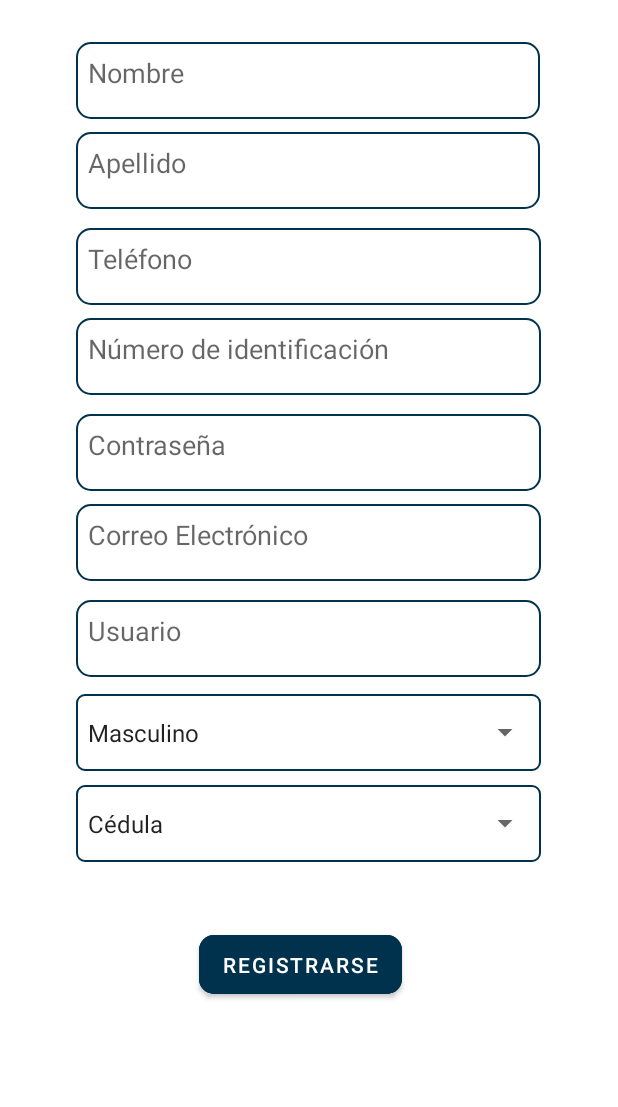
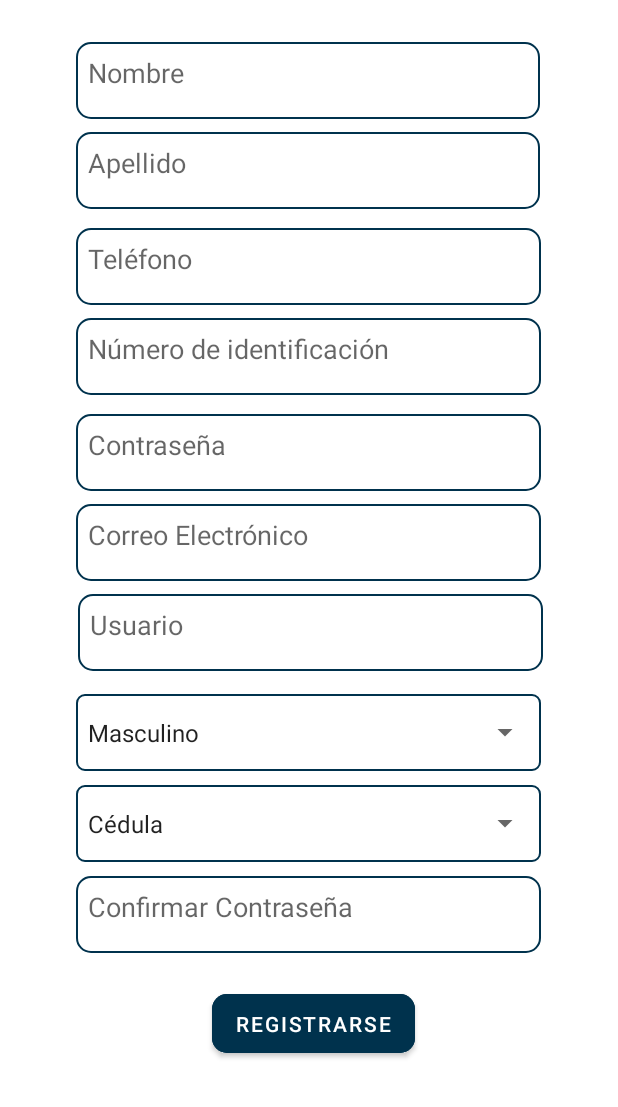
Before and after one commit to EricJess2001/Cultupaz_Movil, an Android app: the registro screen opened directly, with no data from a screen before it, on a phone screen of 412 x 824 dp, the part 129-1236 px from its top. Run offline under Robolectric (Android 15) with nearby library versions, the light colour scheme and no system bars.

Commit message:
registro con api res

```diff
--- a/app/src/main/java/com/example/cultupazmovil/ui/inicio_sesion.java
+++ b/app/src/main/java/com/example/cultupazmovil/ui/inicio_sesion.java
@@ -51,7 +51,7 @@ public class inicio_sesion extends AppCompatActivity {
         registrof.setOnClickListener(new View.OnClickListener() {
             @Override
             public void onClick(View v) {
-                Intent iregistro=new Intent(inicio_sesion.this,registradosfire.class);
+                Intent iregistro=new Intent(inicio_sesion.this,registro.class);
                 startActivity(iregistro);
             }
         });
--- a/app/src/main/java/com/example/cultupazmovil/ui/registro.java
+++ b/app/src/main/java/com/example/cultupazmovil/ui/registro.java
@@ -1,6 +1,8 @@
 package com.example.cultupazmovil.ui;
 
 import androidx.appcompat.app.AppCompatActivity;
+
+import android.annotation.SuppressLint;
 import android.content.Intent;
 import android.os.Bundle;
 import android.view.View;
@@ -10,26 +12,32 @@ import android.widget.EditText;
 import android.widget.ImageView;
 import android.widget.Spinner;
 import android.widget.Toast;
+
 import com.example.cultupazmovil.R;
+
 import java.io.IOException;
+
+import okhttp3.Call;
 import okhttp3.Callback;
 import okhttp3.MediaType;
 import okhttp3.OkHttpClient;
 import okhttp3.Request;
 import okhttp3.RequestBody;
-import okhttp3.Call;
 import okhttp3.Response;
 
 public class registro extends AppCompatActivity {
 
     ImageView regreso;
 
-    EditText reconfirmarcon, renombre, reapellido,
-            reNumeroiden, reemail, retelefono, reusuario;
+    EditText contraseña, renombre, reapellido,
+            reNumeroiden, reemail, retelefono, reusuario, confcontraseña;
     Spinner spinner_documento, spinner_genero;
+
+    String idTipo, estadoUsuario;
 
     Button registrarse;
 
+    @SuppressLint("MissingInflatedId")
     @Override
     protected void onCreate(Bundle savedInstanceState) {
         super.onCreate(savedInstanceState);
@@ -37,7 +45,10 @@ public class registro extends AppCompatActivity {
 
         regreso = findViewById(R.id.regreso);
 
-        reconfirmarcon = findViewById(R.id.contraseña);
+        idTipo = "1";
+        estadoUsuario = "1";
+        contraseña = findViewById(R.id.contraseña);
+        confcontraseña = findViewById(R.id.confirmarcontraseña);
         renombre = findViewById(R.id.nombre);
         reapellido = findViewById(R.id.apellido);
         reNumeroiden = findViewById(R.id.Numeroiden);
@@ -57,12 +68,11 @@ public class registro extends AppCompatActivity {
         generoAdapter.setDropDownViewResource(android.R.layout.simple_spinner_dropdown_item);
         spinner_genero.setAdapter(generoAdapter);
         registrarse.setOnClickListener(new View.OnClickListener() {
-
-
             @Override
             public void onClick(View view) {
                 // Obtener los datos ingresados por el usuario
-                String confirPassw = reconfirmarcon.getText().toString();
+                String confirPassw = confcontraseña.getText().toString();
+                String passw = contraseña.getText().toString();
                 String nombres = renombre.getText().toString();
                 String apellidos = reapellido.getText().toString();
                 String tipoDocumento = spinner_documento.getSelectedItem().toString();
@@ -73,39 +83,40 @@ public class registro extends AppCompatActivity {
                 String usuario = reusuario.getText().toString();
 
                 // Boton de regreso al login
-
-                Intent regreso=new Intent(registro.this,inicio_sesion.class);
-                startActivity(regreso);
+                // ...
 
                 // Verificar si el correo ingresado es válido
                 if (!isValidEmail(correo)) {
                     Toast.makeText(registro.this, "Correo inválido", Toast.LENGTH_SHORT).show();
                     return;
                 }
-// Verificar la longitud mínima de la contraseña y su formato
-                if (confirPassw.length() < 8 || !isValidPassword(confirPassw)) {
-                    Toast.makeText(registro.this, "La contraseña debe tener al menos 8 caracteres y contener una combinación de letras, números y caracteres especiales", Toast.LENGTH_SHORT).show();
-                    return;
-                }
+
                 // Crear el objeto JSON con los datos del usuario
                 String jsonBody = "{\"confirPassw\":\"" + confirPassw + "\","
+                        + "\"passw\":\"" + passw + "\","
                         + "\"nombres\":\"" + nombres + "\","
                         + "\"apellidos\":\"" + apellidos + "\","
                         + "\"tipoDocumento\":\"" + tipoDocumento + "\","
                         + "\"numeroDocumento\":\"" + numeroDocumento + "\","
                         + "\"correo\":\"" + correo + "\","
+                        + "\"idTipo\":\"" + idTipo + "\","
                         + "\"telefono\":\"" + telefono + "\","
                         + "\"usuario\":\"" + usuario + "\","
+                        + "\"estadoUsuario\":\"" + estadoUsuario + "\","
                         + "\"genero\":\"" + genero + "\"}";
+
                 // Crear el cuerpo de la solicitud POST como JSON
                 RequestBody requestBody = RequestBody.create(MediaType.parse("application/json"), jsonBody);
+
                 // Crear la solicitud POST a la URL de Vercel
                 Request request = new Request.Builder()
-                        .url("http://localhost:7000/registroUsuarios")
+                        .url("http://10.185.82.21:7000/registroUsuarios")
                         .post(requestBody)
                         .build();
+
                 // Crear el cliente HTTP
                 OkHttpClient client = new OkHttpClient();
+
                 // Enviar la solicitud asíncronamente
                 client.newCall(request).enqueue(new Callback() {
                     @Override
@@ -119,6 +130,7 @@ public class registro extends AppCompatActivity {
                             }
                         });
                     }
+
                     @Override
                     public void onResponse(Call call, Response response) throws IOException {
                         // Manejo de la respuesta de la solicitud
@@ -139,7 +151,6 @@ public class registro extends AppCompatActivity {
                 });
             }
         });
-
     }
 
     // Verificar si el correo es válido utilizando una expresión regular
@@ -147,13 +158,13 @@ public class registro extends AppCompatActivity {
         String emailRegex = "^[A-Za-z0-9+_.-]+@(.+)$";
         return email.matches(emailRegex);
     }
+
     // Verificar si la contraseña cumple con los requisitos mínimos utilizando una expresión regular
     public static boolean isValidPassword(String password) {
         String passwordRegex = "^(?=.*[a-zA-Z])(?=.*\\d)(?=.*[@.#$%¿)><(*´}{°|~`^&+=!?¡]).*$";
         return password.matches(passwordRegex);
     }
 
-
     // Boton de regreso
-
+    // ...
 }
--- a/app/src/main/res/layout/fragment_registro.xml
+++ b/app/src/main/res/layout/fragment_registro.xml
@@ -146,6 +146,23 @@
                 app:layout_constraintStart_toStartOf="parent" />
 
 
+            <EditText
+                android:id="@+id/confirmarcontraseña"
+                android:layout_width="310dp"
+                android:layout_height="51dp"
+                android:layout_marginBottom="80dp"
+                android:background="@drawable/custom_text"
+                android:gravity="left"
+                android:hint="Confirmar Contraseña"
+                android:inputType="textPassword"
+                android:padding="8dp"
+                android:textColor="@color/black"
+                android:textColorHighlight="@color/cardview_dark_background"
+                app:layout_constraintBottom_toBottomOf="parent"
+                app:layout_constraintEnd_toEndOf="parent"
+                app:layout_constraintHorizontal_bias="0.472"
+                app:layout_constraintStart_toStartOf="parent" />
+
             <LinearLayout
 
                 android:layout_width="310dp"
@@ -199,17 +216,16 @@
                 android:id="@+id/usuario"
                 android:layout_width="310dp"
                 android:layout_height="51dp"
-                android:layout_marginBottom="264dp"
+                android:layout_marginBottom="268dp"
                 android:background="@drawable/custom_text"
                 android:gravity="left"
                 android:hint="Usuario"
-                android:inputType="textPassword"
                 android:padding="8dp"
                 android:textColor="@color/black"
                 android:textColorHighlight="@color/cardview_dark_background"
                 app:layout_constraintBottom_toBottomOf="parent"
                 app:layout_constraintEnd_toEndOf="parent"
-                app:layout_constraintHorizontal_bias="0.472"
+                app:layout_constraintHorizontal_bias="0.481"
                 app:layout_constraintStart_toStartOf="parent" />
 
             <Button
@@ -222,10 +238,10 @@
                 app:cornerRadius="10dp"
                 app:layout_constraintBottom_toBottomOf="parent"
                 app:layout_constraintEnd_toEndOf="parent"
-                app:layout_constraintHorizontal_bias="0.469"
+                app:layout_constraintHorizontal_bias="0.501"
                 app:layout_constraintStart_toStartOf="parent"
                 app:layout_constraintTop_toTopOf="parent"
-                app:layout_constraintVertical_bias="0.938"
+                app:layout_constraintVertical_bias="0.99"
                 tools:ignore="MissingConstraints" />
 
 
```
Lines whose indentation alone changed are shown as unchanged.
